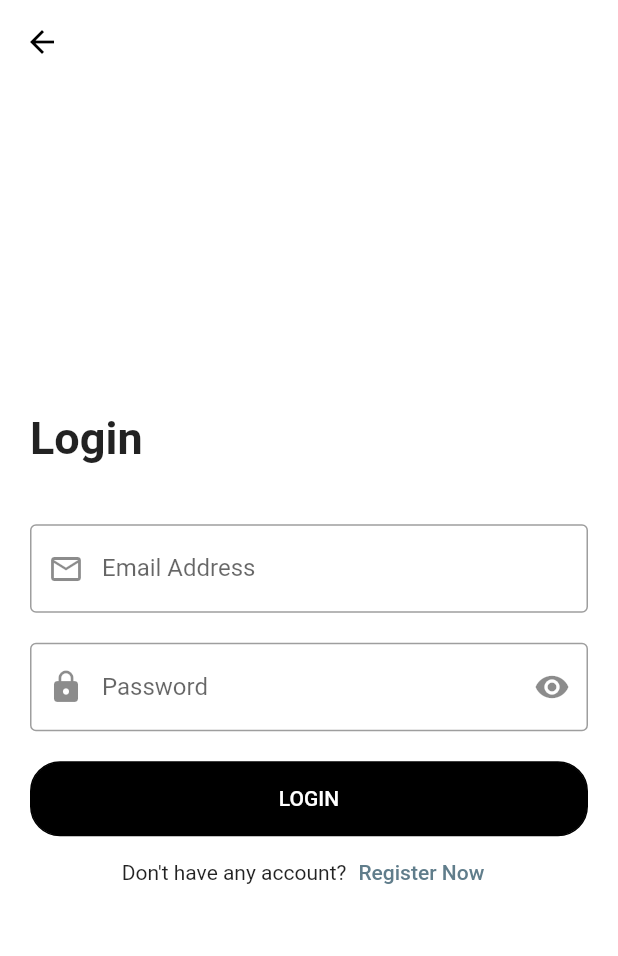
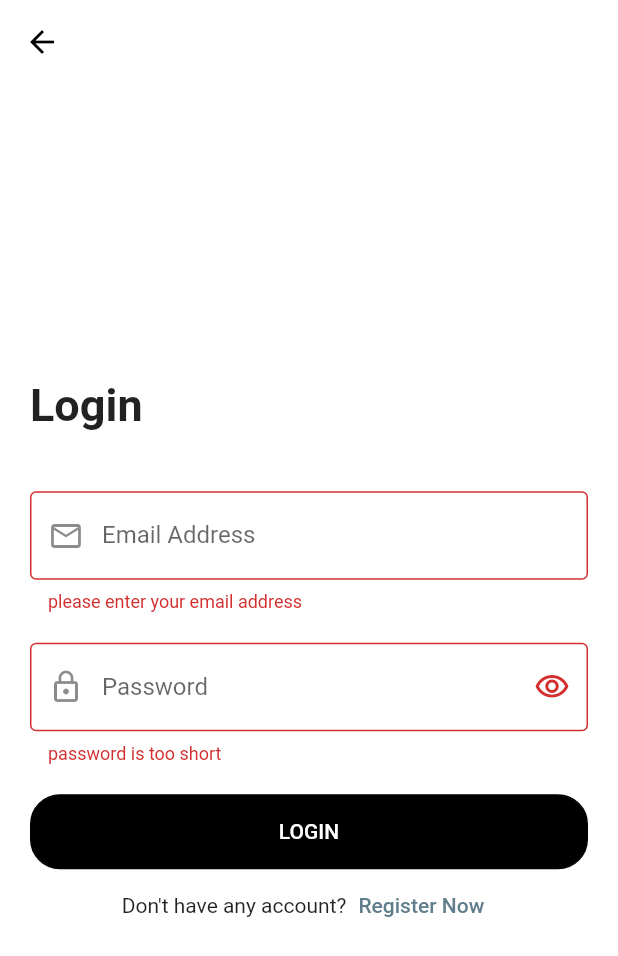
Before and after one commit to El-Sayed-Mustafa/ShopApp, a Flutter app: the LoginScreen screen opened directly, after a tap on "LOGIN", on a phone screen of 412 x 824 dp. Shown: the top 956 px of the screen. Run offline on Flutter 3.47's test engine with Material 2 defaults, Android fonts, the phone set to English and light mode, and no system bars; our stand-ins replace bloc, conditional_builder_null_safety, dio, flutter_bloc, fluttertoast, shared_preferences and 1 more; accounts and stored records are empty.

Commit message:
handling APIs for login screen using bloc

```diff
--- /dev/null
+++ b/lib/modules/login/cubit/cubit.dart
@@ -0,0 +1,36 @@
+import 'package:bloc/bloc.dart';
+import 'package:flutter/cupertino.dart';
+import 'package:flutter/material.dart';
+import 'package:flutter_bloc/flutter_bloc.dart';
+import 'package:shop_app/modules/login/cubit/states.dart';
+import 'package:shop_app/network/end_points.dart';
+import 'package:shop_app/network/remote/dio_helper.dart';
+
+class ShopLoginCubit extends Cubit<ShopLoginStates> {
+  ShopLoginCubit() : super(ShopLoginInitialState());
+
+  static ShopLoginCubit get(context) => BlocProvider.of(context);
+
+  void userLogin({required String email, required String password}) {
+    emit(ShopLoginLoadingState());
+
+    DioHelper.postData(url: LOGIN, data: {'email': email, 'password': password})
+        .then((value) {
+      print(value?.data);
+      emit(ShopLoginSuccessState());
+    }).catchError((onError) {
+      emit(ShopLoginErrorState(onError.toString()));
+    });
+  }
+
+  IconData suffix = Icons.visibility_outlined;
+  bool isPassword = true;
+
+  void changePasswordVisibility()
+  {
+    isPassword = !isPassword;
+    suffix = isPassword ? Icons.visibility_outlined : Icons.visibility_off_outlined ;
+
+    emit(ShopChangePasswordVisibilityState());
+  }
+}
--- /dev/null
+++ b/lib/modules/login/cubit/states.dart
@@ -0,0 +1,15 @@
+abstract class ShopLoginStates {}
+
+class ShopLoginInitialState extends ShopLoginStates {}
+
+class ShopLoginLoadingState extends ShopLoginStates {}
+
+class ShopLoginSuccessState extends ShopLoginStates {}
+
+class ShopLoginErrorState extends ShopLoginStates {
+
+  final String error;
+
+  ShopLoginErrorState(this.error);
+}
+class ShopChangePasswordVisibilityState extends ShopLoginStates {}
--- a/lib/modules/login/login.dart
+++ b/lib/modules/login/login.dart
@@ -1,17 +1,32 @@
+import 'package:conditional_builder_null_safety/conditional_builder_null_safety.dart';
 import 'package:flutter/material.dart';
+import 'package:flutter_bloc/flutter_bloc.dart';
+import 'package:fluttertoast/fluttertoast.dart';
+import 'package:shop_app/modules/login/cubit/cubit.dart';
+import 'package:shop_app/modules/login/cubit/states.dart';
+import 'package:shop_app/modules/register/shop_register_screen.dart';
+import 'package:shop_app/shared/component/components.dart';
 
 class LoginScreen extends StatelessWidget {
   var emailController = TextEditingController();
   var passwordController = TextEditingController();
+  var formKey = GlobalKey<FormState>();
 
   @override
   Widget build(BuildContext context) {
+    return BlocProvider(
+      create: (BuildContext context) => ShopLoginCubit(),
+      child: BlocConsumer<ShopLoginCubit, ShopLoginStates>(
+        listener: (context, state) {},
+        builder: (context, state) {
           return Scaffold(
             appBar: AppBar(),
             body: Padding(
                 padding: const EdgeInsets.all(20.0),
                 child: Center(
                   child: SingleChildScrollView(
+                    child: Form(
+                      key: formKey,
                       child: Column(
                         crossAxisAlignment: CrossAxisAlignment.start,
                         children: [
@@ -23,52 +38,79 @@ class LoginScreen extends StatelessWidget {
                             ),
                           ),
                           const SizedBox(height: 40.0),
-                  TextFormField(
+                          defaultFormField(
                             controller: emailController,
-                    onFieldSubmitted: (value) {
-                      print(value);
+                            type: TextInputType.emailAddress,
+                            validate: (String value) {
+                              if (value.isEmpty) {
+                                return 'please enter your email address';
+                              }
                             },
-                    onChanged: (value) {
-                      print(value);
-                    },
-                    keyboardType: TextInputType.emailAddress,
-                    decoration: const InputDecoration(
-                        labelText: 'Email Address',
-                        prefixIcon: Icon(Icons.email_outlined),
-                        border: OutlineInputBorder()),
+                            label: 'Email Address',
+                            prefix: Icons.email_outlined,
+
                           ),
                           const SizedBox(height: 20.0),
-                  TextFormField(
+                          defaultFormField(
                             controller: passwordController,
-                    keyboardType: TextInputType.visiblePassword,
-                    obscureText: true,
-                    onFieldSubmitted: (value) {
-                      print(value);
+                            type: TextInputType.visiblePassword,
+                            suffix: ShopLoginCubit.get(context).suffix,
+                            onSubmit: (value) {
+                              if (formKey.currentState!.validate()) {
+                                ShopLoginCubit.get(context).userLogin(
+                                  email: emailController.text,
+                                  password: passwordController.text,
+                                );
+                              }
                             },
-                    onChanged: (value) {
-                      print(value);
+                            isPassword: ShopLoginCubit.get(context).isPassword,
+                            suffixPressed: () {
+                              Fluttertoast.showToast(
+                                  msg: "This is Center Short Toast",
+                                  toastLength: Toast.LENGTH_SHORT,
+                                  gravity: ToastGravity.CENTER,
+                                  timeInSecForIosWeb: 1,
+                                  backgroundColor: Colors.red,
+                                  textColor: Colors.white,
+                                  fontSize: 16.0
+                              );
+                              ShopLoginCubit.get(context)
+                                  .changePasswordVisibility();
                             },
-                    decoration: const InputDecoration(
-
-                        labelText: 'Password',
-                        prefixIcon: Icon(Icons.lock),
-                        suffixIcon: Icon(Icons.remove_red_eye),
-                        border: OutlineInputBorder()),
+                            validate: (String value) {
+                              if (value.isEmpty) {
+                                return 'password is too short';
+                              }
+                            },
+                            label: 'Password',
+                            prefix: Icons.lock_outline,
                           ),
                           const SizedBox(height: 20.0),
                           Container(
                             width: double.infinity,
-                    decoration:  BoxDecoration(
+                            decoration: BoxDecoration(
                                 color: Colors.black,
                                 border: Border.all(color: Colors.black),
-                        borderRadius: BorderRadius.all(Radius.circular(20))),
-                    child: MaterialButton(
+                                borderRadius: const BorderRadius.all(
+                                    Radius.circular(20))),
+                            child: ConditionalBuilder(
+                              condition: state is! ShopLoginLoadingState,
+                              builder: (context) => MaterialButton(
                                 textColor: Colors.white,
                                 onPressed: () {
-                        print(emailController.text);
-                        print(passwordController.text);
+                                  if (formKey.currentState!.validate()) {
+                                    ShopLoginCubit.get(context).userLogin(
+                                        email: emailController.text,
+                                        password: passwordController.text);
+                                  }
                                 },
                                 child: const Text("LOGIN"),
+                              ),
+                              fallback: (context) => const Center(
+                                  child: CircularProgressIndicator(
+                                color: Colors.grey,
+                                strokeWidth: 5,
+                              )),
                             ),
                           ),
                           Row(
@@ -76,13 +118,20 @@ class LoginScreen extends StatelessWidget {
                             children: [
                               const Text('Don\'t have any account?'),
                               TextButton(
-                          onPressed: () {}, child: const Text('Register Now'))
+                                  onPressed: () {
+                                    navigateTo(context, const RegisterScreen());
+                                  },
+                                  child: const Text('Register Now'))
                             ],
                           )
                         ],
                       ),
                     ),
+                  ),
                 )),
+          );
+        },
+      ),
     );
   }
 }
--- /dev/null
+++ b/lib/network/end_points.dart
@@ -0,0 +1 @@
+const LOGIN = 'login';
--- a/lib/network/remote/dio_helper.dart
+++ b/lib/network/remote/dio_helper.dart
@@ -6,16 +6,33 @@ class DioHelper {
   static init() {
     dio = Dio(
       BaseOptions(
-        baseUrl: 'https://newsapi.org/',
-        receiveDataWhenStatusError: true,
-      ),
+          baseUrl: 'https://student.valuxapps.com/api/',
+          receiveDataWhenStatusError: true,
+          headers: {
+            'Content-Type': 'application/json',
+          }),
     );
+  }
+
+  static Future<Response?> postData({
+    required String url,
+    Map<String, dynamic>? query,
+    required Map<String, dynamic> data,
+    String lang = 'ar',
+    String? token,
+  }) async {
+    dio?.options.headers = {'lang': lang, 'token': token};
+    return dio?.post(url, queryParameters: query, data: data);
   }
 
   static Future<Response?> getData({
     required String url,
     required Map<String, dynamic> query,
+    String lang = 'ar',
+    String? token,
   }) async {
+    dio?.options.headers = {'lang': lang, 'token': token};
+
     return await dio?.get(
       url,
       queryParameters: query,
```
Also changed, not shown: lib/layout/shop_app/on_boarding.dart (+6 -2 lines), lib/modules/register/shop_register_screen.dart (added, +12 -0 lines), lib/shared/component/components.dart (+44 -83 lines). Lines whose indentation alone changed are shown as unchanged.
